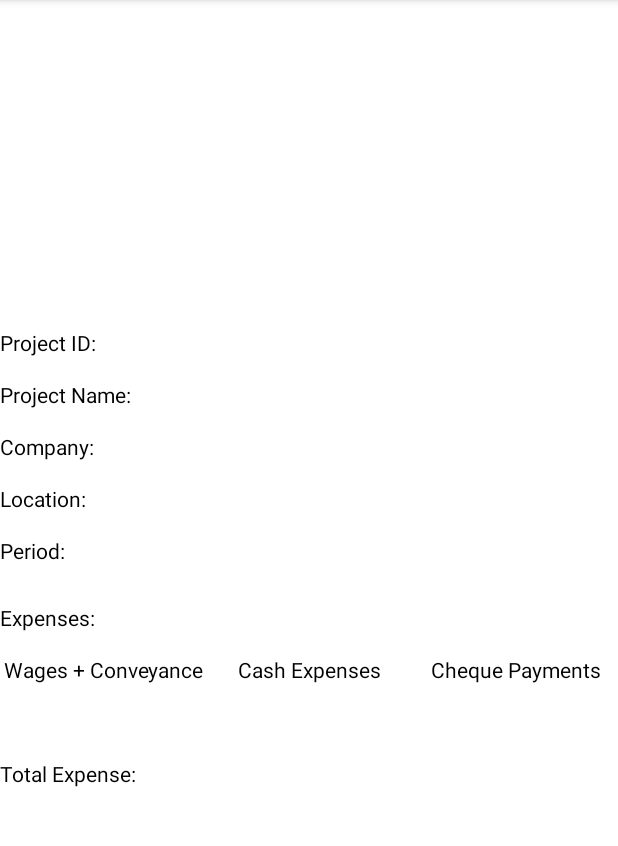
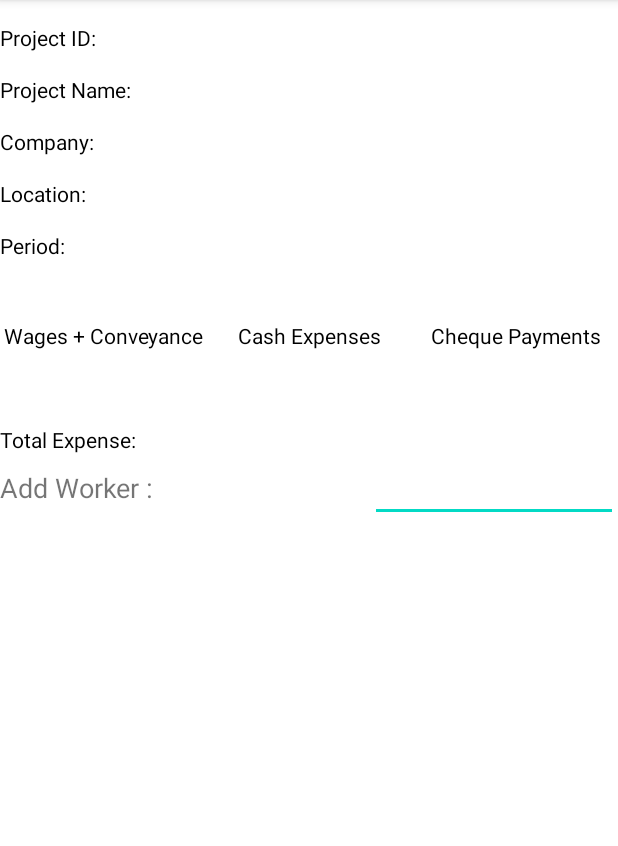
Before and after one commit to ronakpadia/WPWorkerManagement, an Android app: the ProjectDetailActivity screen opened directly, with no data from a screen before it, on a phone screen of 412 x 824 dp, the part 84-930 px from its top. Run offline under Robolectric (Android 15) with nearby library versions, the phone set to English and light mode, and no system bars; our stand-ins replace Firebase (no records; nobody signed in at launch, a user with empty details on screens opened directly).

Commit message:
Add Worker in project and bug removal
Add worker in project is partial only prediction is happening, bugs due to modified classes(The Push before this one ) are removed, may be more!

```diff
--- a/app/src/main/java/com/theinternetcompany/wpworkermanagement/EditWorkerActivity.java
+++ b/app/src/main/java/com/theinternetcompany/wpworkermanagement/EditWorkerActivity.java
@@ -66,7 +66,7 @@ public class EditWorkerActivity extends AppCompatActivity {
     private void saveWorkerProfileData()
     {
 
-        WorkerProfile newWorker = new WorkerProfile("-MVGdE48egxQm3MXHiFB", name.getText().toString(), cardNo.getText().toString(), workType.getText().toString(), rate.getText().toString() );
+        WorkerProfile newWorker = new WorkerProfile("-MVGdE48egxQm3MXHiFB", name.getText().toString(), cardNo.getText().toString(), workType.getText().toString(), rate.getText().toString() , rate.getText().toString() );
         mainRef.child("Worker_List").child("-MVGdE48egxQm3MXHiFB").setValue(newWorker);
 //        final String workerID = FirebaseDatabase.getInstance().getReference().child("Worker_List").push().getKey();
 //        WorkerProfile newWorker = new WorkerProfile(workerID, name.getText().toString(), cardNo.getText().toString(), rate.getText().toString(), workType.getText().toString());
--- a/app/src/main/java/com/theinternetcompany/wpworkermanagement/MainActivity.java
+++ b/app/src/main/java/com/theinternetcompany/wpworkermanagement/MainActivity.java
@@ -309,7 +309,7 @@ public class MainActivity extends AppCompatActivity {
 
                 @Override
                 public void onClick(View v) {
-
+                    Log.v("Click", p.getName());
                     Intent intent = new Intent(MainActivity.this, ProjectDetailActivity.class);
                     intent.putExtra("project", p);
                     startActivity(intent);
--- a/app/src/main/java/com/theinternetcompany/wpworkermanagement/Models/Project.java
+++ b/app/src/main/java/com/theinternetcompany/wpworkermanagement/Models/Project.java
@@ -13,7 +13,7 @@ public class Project implements Serializable {
         // Default constructor required for calls to DataSnapshot.getValue(Order.class)
     }
 
-    public Project(String id,String name,String company,String location,String period, String expenses, HashMap<String, WorkerProfile> workerList){
+    public Project(String id,String name,String company,String location,String period, String expenses){
 
         this.id = id;
         this.name = name;
--- a/app/src/main/java/com/theinternetcompany/wpworkermanagement/Models/WorkerProfile.java
+++ b/app/src/main/java/com/theinternetcompany/wpworkermanagement/Models/WorkerProfile.java
@@ -64,4 +64,9 @@ public class WorkerProfile {
     public void setId(String id) {
         this.id = id;
     }
+
+    public String toString()
+    {
+        return this.getName();
+    }
 }
--- a/app/src/main/java/com/theinternetcompany/wpworkermanagement/NewWorkerActivity.java
+++ b/app/src/main/java/com/theinternetcompany/wpworkermanagement/NewWorkerActivity.java
@@ -77,7 +77,7 @@ public class NewWorkerActivity extends AppCompatActivity {
     private void saveWorkerProfileData()
     {
         final String workerID = mainRef.child("Worker_List").push().getKey();
-        WorkerProfile newWorker = new WorkerProfile(workerID, name.getText().toString(), cardNo.getText().toString(), rate.getText().toString(), workType.getText().toString());
+        WorkerProfile newWorker = new WorkerProfile(workerID, name.getText().toString(), cardNo.getText().toString(), rate.getText().toString(), rate.getText().toString(), workType.getText().toString());
         mainRef.child("Worker_List").child(workerID).setValue(newWorker);
 //        final String workerID = FirebaseDatabase.getInstance().getReference().child("Worker_List").push().getKey();
 //        WorkerProfile newWorker = new WorkerProfile(workerID, name.getText().toString(), cardNo.getText().toString(), rate.getText().toString(), workType.getText().toString());
--- a/app/src/main/java/com/theinternetcompany/wpworkermanagement/ProjectDetailActivity.java
+++ b/app/src/main/java/com/theinternetcompany/wpworkermanagement/ProjectDetailActivity.java
@@ -1,15 +1,29 @@
 package com.theinternetcompany.wpworkermanagement;
 
+import androidx.annotation.NonNull;
 import androidx.appcompat.app.AppCompatActivity;
 
 import android.content.Intent;
+import android.graphics.Color;
 import android.os.Bundle;
+import android.widget.ArrayAdapter;
+import android.widget.AutoCompleteTextView;
 
+import com.google.firebase.database.DataSnapshot;
+import com.google.firebase.database.DatabaseError;
+import com.google.firebase.database.DatabaseReference;
+import com.google.firebase.database.FirebaseDatabase;
+import com.google.firebase.database.ValueEventListener;
 import com.theinternetcompany.wpworkermanagement.Models.Project;
+import com.theinternetcompany.wpworkermanagement.Models.WorkerProfile;
+
+import java.util.ArrayList;
 
 public class ProjectDetailActivity extends AppCompatActivity {
 
     private Project project = new Project();
+    private ArrayList<WorkerProfile> workerList = new ArrayList<>();
+    private DatabaseReference mainRef = FirebaseDatabase.getInstance().getReference();
 
     @Override
     protected void onCreate(Bundle savedInstanceState) {
@@ -18,5 +32,42 @@ public class ProjectDetailActivity extends AppCompatActivity {
 
         Intent i = getIntent();
         project = (Project) i.getSerializableExtra("project");
+        getWorkerData();
+
+    }
+
+    private void getWorkerData() {
+        DatabaseReference workerRef = mainRef.child("Worker_List");
+        workerRef.keepSynced(true);
+
+
+        workerRef.addListenerForSingleValueEvent(new ValueEventListener() {
+            @Override
+            public void onDataChange(@NonNull DataSnapshot snapshot) {
+                for(DataSnapshot snap : snapshot.getChildren()){
+                    workerList.add(snap.getValue(WorkerProfile.class));
+
+                }
+
+                setPedictions();
+
+            }
+
+            @Override
+            public void onCancelled(@NonNull DatabaseError error) {
+
+            }
+        });
+    }
+
+    private void setPedictions() {
+        ArrayAdapter<WorkerProfile> adapter = new ArrayAdapter<WorkerProfile>(this,
+                android.R.layout.select_dialog_item,
+                workerList);
+        //Getting the instance of AutoCompleteTextView
+        AutoCompleteTextView actv =  (AutoCompleteTextView)findViewById(R.id.addWorkerAutoComplete);
+        actv.setThreshold(1);//will start working from first character
+        actv.setAdapter(adapter);//setting the adapter data into the AutoCompleteTextView
+        actv.setTextColor(Color.RED);
     }
 }
--- a/app/src/main/res/layout/activity_project_detail.xml
+++ b/app/src/main/res/layout/activity_project_detail.xml
@@ -7,10 +7,9 @@
     tools:context=".ProjectDetailActivity">
 
     <LinearLayout
+        android:id="@+id/linearLayout2"
         android:layout_width="match_parent"
         android:layout_height="wrap_content"
-        android:layout_marginBottom="40dp"
-        app:layout_constraintBottom_toBottomOf="parent"
         app:layout_constraintEnd_toEndOf="parent"
         app:layout_constraintStart_toStartOf="parent"
         app:layout_constraintTop_toTopOf="parent">
@@ -23,15 +22,15 @@
             <LinearLayout
                 android:layout_width="match_parent"
                 android:layout_height="wrap_content"
-                android:orientation="horizontal"
-                android:layout_marginTop="15dp">
+                android:layout_marginTop="15dp"
+                android:orientation="horizontal">
 
                 <TextView
                     android:id="@+id/projectIDTag"
                     android:layout_width="match_parent"
                     android:layout_height="wrap_content"
+                    android:layout_weight="1"
                     android:text="Project ID:"
-                    android:layout_weight="1"
                     android:textColor="#000000" />
 
                 <TextView
@@ -46,15 +45,15 @@
             <LinearLayout
                 android:layout_width="match_parent"
                 android:layout_height="wrap_content"
-                android:orientation="horizontal"
-                android:layout_marginTop="15dp">
+                android:layout_marginTop="15dp"
+                android:orientation="horizontal">
 
                 <TextView
                     android:id="@+id/nameTag"
                     android:layout_width="match_parent"
                     android:layout_height="wrap_content"
+                    android:layout_weight="1"
                     android:text="Project Name:"
-                    android:layout_weight="1"
                     android:textColor="#000000" />
 
                 <TextView
@@ -69,15 +68,15 @@
             <LinearLayout
                 android:layout_width="match_parent"
                 android:layout_height="wrap_content"
-                android:orientation="horizontal"
-                android:layout_marginTop="15dp">
+                android:layout_marginTop="15dp"
+                android:orientation="horizontal">
 
                 <TextView
                     android:id="@+id/companyTag"
                     android:layout_width="match_parent"
                     android:layout_height="wrap_content"
+                    android:layout_weight="1"
                     android:text="Company:"
-                    android:layout_weight="1"
                     android:textColor="#000000" />
 
                 <TextView
@@ -90,20 +89,20 @@
             </LinearLayout>
 
 
-
             <LinearLayout
                 android:layout_width="match_parent"
                 android:layout_height="wrap_content"
-                android:orientation="horizontal"
-                android:layout_marginTop="15dp">
+                android:layout_marginTop="15dp"
+                android:orientation="horizontal">
 
                 <TextView
                     android:id="@+id/locationTag"
                     android:layout_width="match_parent"
                     android:layout_height="wrap_content"
+                    android:layout_weight="1"
                     android:text="Location:"
-                    android:layout_weight="1"
                     android:textColor="#000000" />
+
                 <TextView
                     android:id="@+id/loacation"
                     android:layout_width="match_parent"
@@ -118,15 +117,15 @@
             <LinearLayout
                 android:layout_width="match_parent"
                 android:layout_height="wrap_content"
-                android:orientation="horizontal"
-                android:layout_marginTop="15dp">
+                android:layout_marginTop="15dp"
+                android:orientation="horizontal">
 
                 <TextView
                     android:id="@+id/periodTag"
                     android:layout_width="match_parent"
                     android:layout_height="wrap_content"
+                    android:layout_weight="1"
                     android:text="Period:"
-                    android:layout_weight="1"
                     android:textColor="#000000" />
 
                 <TextView
@@ -142,23 +141,23 @@
             <TextView
                 android:layout_width="match_parent"
                 android:layout_height="match_parent"
-                android:textColor="#000000"
                 android:layout_marginTop="25dp"
                 android:layout_weight="1"
-                android:text="Expenses:"/>
+                android:text="Expenses:"
+                android:textColor="#000000" />
 
             <LinearLayout
                 android:layout_width="match_parent"
                 android:layout_height="wrap_content"
-                android:orientation="horizontal"
-                android:layout_marginTop="15dp">
+                android:layout_marginTop="15dp"
+                android:orientation="horizontal">
 
                 <TextView
                     android:id="@+id/wagesTag"
                     android:layout_width="match_parent"
                     android:layout_height="wrap_content"
+                    android:layout_weight="1"
                     android:gravity="center"
-                    android:layout_weight="1"
                     android:text="Wages + Conveyance"
                     android:textColor="#000000" />
 
@@ -167,17 +166,17 @@
                     android:layout_width="match_parent"
                     android:layout_height="wrap_content"
                     android:layout_weight="1"
+                    android:gravity="center"
                     android:text="Cash Expenses"
-                    android:gravity="center"
                     android:textColor="#000000" />
 
                 <TextView
                     android:id="@+id/chequeTag"
                     android:layout_width="match_parent"
                     android:layout_height="wrap_content"
-                    android:text="Cheque Payments"
                     android:layout_weight="1"
                     android:gravity="center"
+                    android:text="Cheque Payments"
                     android:textColor="#000000" />
 
 
@@ -186,15 +185,15 @@
             <LinearLayout
                 android:layout_width="match_parent"
                 android:layout_height="wrap_content"
-                android:orientation="horizontal"
-                android:layout_marginTop="15dp">
+                android:layout_marginTop="15dp"
+                android:orientation="horizontal">
 
                 <TextView
                     android:id="@+id/wages"
                     android:layout_width="match_parent"
                     android:layout_height="wrap_content"
+                    android:layout_weight="1"
                     android:gravity="center"
-                    android:layout_weight="1"
                     android:textColor="#000000" />
 
                 <TextView
@@ -219,23 +218,42 @@
             <LinearLayout
                 android:layout_width="match_parent"
                 android:layout_height="wrap_content"
-                android:orientation="horizontal"
-                android:layout_marginTop="15dp">
+                android:layout_marginTop="15dp"
+                android:orientation="horizontal">
 
                 <TextView
                     android:layout_width="match_parent"
                     android:layout_height="match_parent"
-                    android:textColor="#000000"
                     android:layout_weight="1"
-                    android:text="Total Expense:"/>
+                    android:text="Total Expense:"
+                    android:textColor="#000000" />
 
                 <TextView
                     android:layout_width="match_parent"
                     android:layout_height="match_parent"
-                    android:textColor="#000000"
                     android:layout_weight="1"
-                    />
+                    android:textColor="#000000" />
 
+            </LinearLayout>
+
+            <LinearLayout
+                android:layout_width="match_parent"
+                android:layout_height="match_parent"
+                android:orientation="horizontal">
+
+                <TextView
+                    android:id="@+id/tvAddWorker"
+                    android:layout_width="wrap_content"
+                    android:layout_height="wrap_content"
+                    android:layout_weight="1"
+                    android:text="Add Worker :"
+                    android:textSize="18sp" />
+
+                <AutoCompleteTextView
+                    android:id="@+id/addWorkerAutoComplete"
+                    android:layout_width="wrap_content"
+                    android:layout_height="wrap_content"
+                    android:layout_weight="1" />
             </LinearLayout>
 
         </LinearLayout>
```
